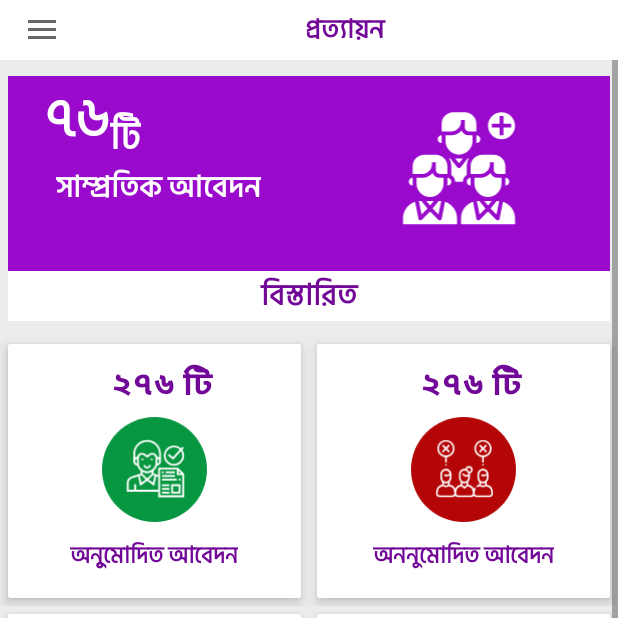
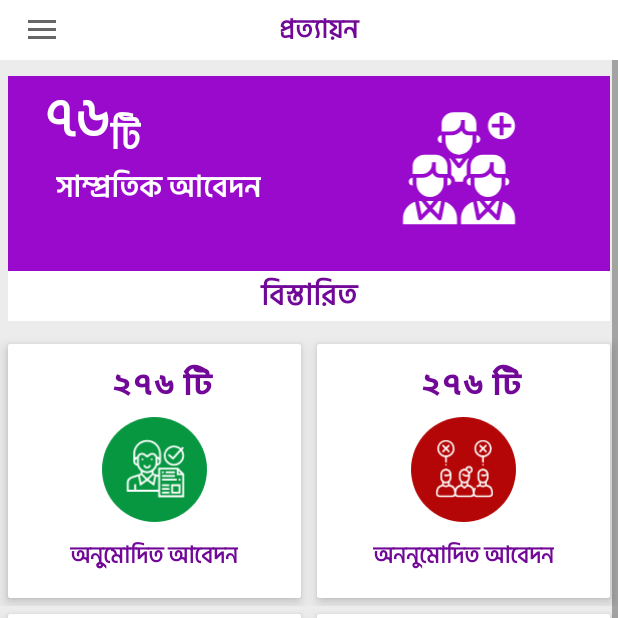
Before and after one commit to farhansadikgalib/Prottoyon, an Android app: the MainActivity screen opened directly, with no data from a screen before it, on a phone screen of 412 x 824 dp, the top half of it. Run offline under Robolectric (Android 15) with nearby library versions, the light colour scheme and no system bars.

Commit message:
row layout update

```diff
--- a/app/src/main/res/layout/activity_main.xml
+++ b/app/src/main/res/layout/activity_main.xml
@@ -28,7 +28,7 @@
                 android:fontFamily="@font/bengali"
                 android:gravity="center"
                 android:text="প্রত্যায়ন"
-                android:layout_marginRight="25dp"
+                android:layout_marginRight="60dp"
                 android:textAppearance="@style/TextAppearance.AppCompat.Medium"
                 android:textColor="#710897"
                 android:textStyle="bold" />
```
